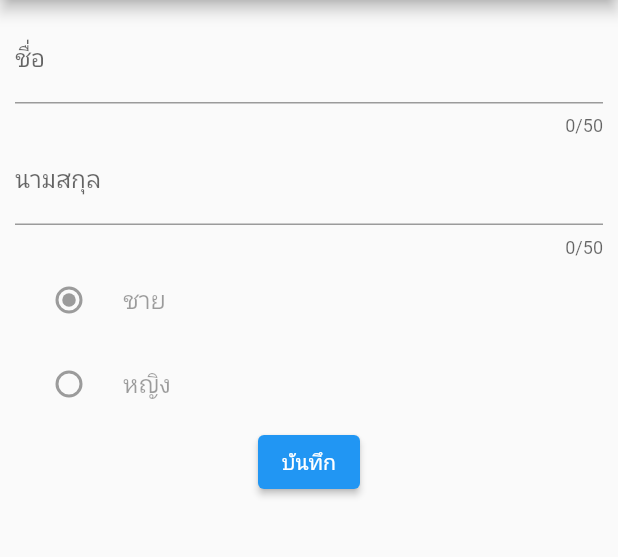
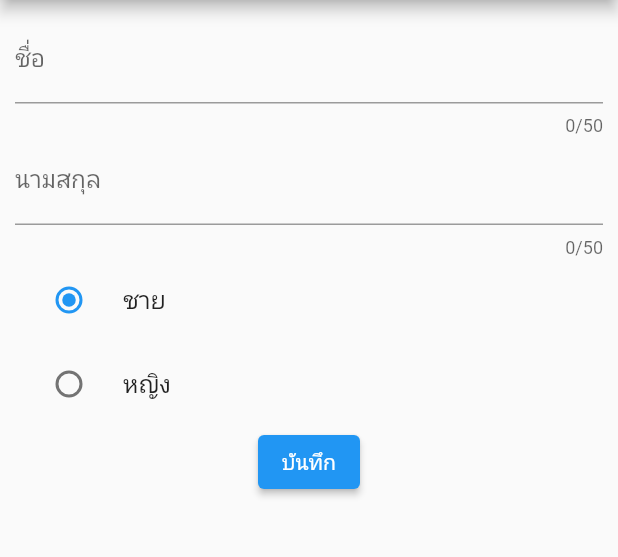
Before and after one commit to chon26909/Flutter-Form-Input, a Flutter app: the screen it shows after launch, after a tap on "บันทึก", on a phone screen of 412 x 824 dp, the part 84-641 px from its top. Run offline on Flutter 3.47's test engine with Material 2 defaults, Android fonts, the phone set to English and light mode, and no system bars.

```diff
--- a/lib/screens/home_screen.dart
+++ b/lib/screens/home_screen.dart
@@ -10,7 +10,7 @@ class HomeScreen extends StatefulWidget {
 class _HomeScreenState extends State<HomeScreen> {
   final nameController = TextEditingController();
   final surnameController = TextEditingController();
-  var gender = '';
+  var gender = 'male';
 
   @override
   Widget build(BuildContext context) {
@@ -27,6 +27,7 @@ class _HomeScreenState extends State<HomeScreen> {
                 onPressed: () {
                   print(
                       'Name: ${nameController.text} ${surnameController.text}');
+                  print('gender ${gender}');
                 },
                 child: const Text("บันทึก"),
               )
@@ -40,17 +41,17 @@ class _HomeScreenState extends State<HomeScreen> {
   Widget buildRadio() => Column(
         // ignore: prefer_const_literals_to_create_immutables
         children: [
-          const RadioListTile(
-            title: Text('ชาย'),
+          RadioListTile(
+            title: const Text('ชาย'),
             value: 'male',
-            groupValue: 'male',
-            onChanged: null,
+            groupValue: gender,
+            onChanged: (value) => setState(() => gender = value.toString()),
           ),
-          const RadioListTile(
-            title: Text('หญิง'),
+          RadioListTile(
+            title: const Text('หญิง'),
             value: 'female',
-            groupValue: 'male',
-            onChanged: null,
+            groupValue: gender,
+            onChanged: (value) => setState(() => gender = value.toString()),
           ),
         ],
       );
```
